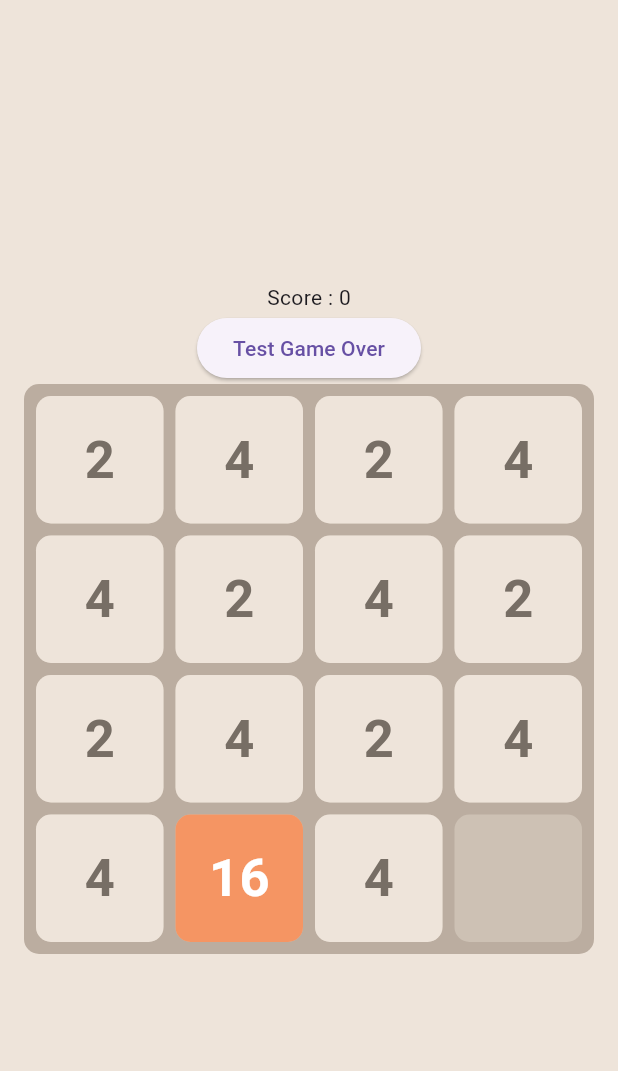
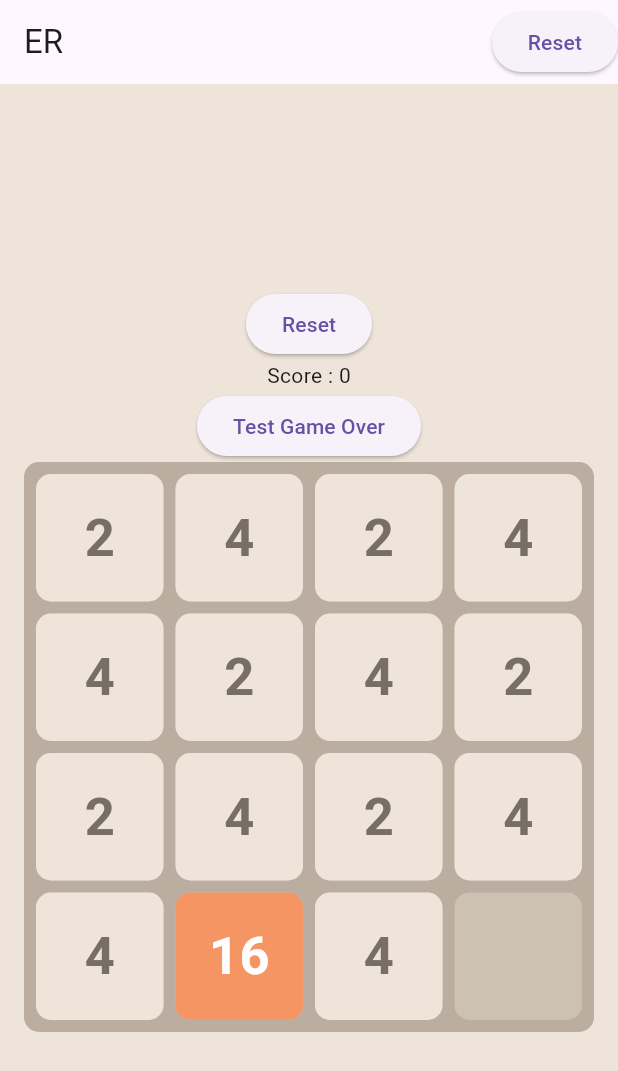
Before and after one commit to louisoliv/twenty-forty-eight, a Flutter app: the screen it shows after launch, after a tap on "Test Game Over", on a phone screen of 412 x 824 dp. Shown: the top 1071 px of the screen. Run offline on Flutter 3.47's test engine with Material 3 defaults, Android fonts, the phone set to English and light mode, and no system bars.

```diff
--- a/lib/main.dart
+++ b/lib/main.dart
@@ -100,12 +100,14 @@ class TwentyFortyEight extends StatefulWidget {
 class TwentyFortyEightState extends State<TwentyFortyEight>
     with SingleTickerProviderStateMixin {
   // Need to add "with TickerProviderStateMixin" to use "this" as a vsync correct field value
+
   late AnimationController controller;
   List<List<Tile>> grid = List.generate(
     4,
     (y) => List.generate(4, (x) => Tile(x, y, 0)),
   );
   List<Tile> toAdd = [];
+  bool _isInitialized = false; // Ajout d'un flag d'initialisation
 
   Iterable<Tile> get flattenedGrid => grid.expand((e) => e);
   Iterable<List<Tile>> get cols =>
@@ -117,6 +119,7 @@ class TwentyFortyEightState extends State<TwentyFortyEight>
   @override
   void initState() {
     super.initState();
+    print("IN INIT STATE !");
     controller = AnimationController(
       vsync: this,
       duration: Duration(milliseconds: 500),
@@ -167,6 +170,7 @@ class TwentyFortyEightState extends State<TwentyFortyEight>
 
   void initGrid() {
     setState(() {
+      print("IN INIT GRID MF");
       score = 0;
       grid = List.generate(4, (y) => List.generate(4, (x) => Tile(x, y, 0)));
 
@@ -194,6 +198,7 @@ class TwentyFortyEightState extends State<TwentyFortyEight>
       // grid[3][3].val = 2;
 
       flattenedGrid.forEach((element) => element.resetAnimation());
+      _isInitialized = true;
     });
   }
 
@@ -219,10 +224,26 @@ class TwentyFortyEightState extends State<TwentyFortyEight>
   }
 
   @override
+  @override
   Widget build(BuildContext context) {
+    // Initialiser la grille au premier build
+    // if (!_isInitialized) {
+    //   WidgetsBinding.instance.addPostFrameCallback((_) {
+    //     initGrid();
+    //   });
+    //   // Retourner un écran de chargement en attendant
+    //   return Scaffold(
+    //     backgroundColor: tan,
+    //     body: Center(child: CircularProgressIndicator()),
+    //   );
+    // }
+    print("in the build");
+
     double gridSize = MediaQuery.of(context).size.width - 16.0 * 2;
     double tileSize = (gridSize - 4.0 * 2) / 4;
     List<Widget> stackItems = [];
+
+    print("before stackItems build");
 
     stackItems.addAll(
       flattenedGrid.map(
@@ -264,7 +285,9 @@ class TwentyFortyEightState extends State<TwentyFortyEight>
                           height: (tileSize - 4.0 * 2) * e.scale.value,
                           decoration: BoxDecoration(
                             borderRadius: BorderRadius.circular(10.0),
-                            color: numTileColor[e.animatedValue.value],
+                            color:
+                                numTileColor[e.animatedValue.value] ??
+                                lightBrown,
                           ),
                           child: Center(
                             child: Text(
@@ -286,15 +309,26 @@ class TwentyFortyEightState extends State<TwentyFortyEight>
     );
 
     return Scaffold(
+      appBar: AppBar(
+        title: Text("ER"),
+        actions: [
+          ElevatedButton(
+            onPressed: () {
+              initGrid();
+            },
+            child: Text("Reset"),
+          ),
+        ],
+      ),
       backgroundColor: tan,
       body: Center(
         child: Column(
           mainAxisAlignment: MainAxisAlignment.center,
           children: [
+            ElevatedButton(onPressed: () => initGrid(), child: Text("Reset")),
             Text('Score : $score'),
             ElevatedButton(
               onPressed: () {
-                // Force game over pour tester
                 if (isGameOver()) {
                   print("SHOWING GAME OVER DIALOG");
                   showDialog(
@@ -334,27 +368,21 @@ class TwentyFortyEightState extends State<TwentyFortyEight>
                 onVerticalDragEnd: (details) {
                   if (details.velocity.pixelsPerSecond.dy < -250 &&
                       canSwipeUp()) {
-                    // swipe up
                     doSwipe(swipeUp);
                   } else if (details.velocity.pixelsPerSecond.dy > 250 &&
                       canSwipeDown()) {
-                    // swipe down
                     doSwipe(swipeDown);
                   }
                 },
-
                 onHorizontalDragEnd: (details) {
                   if (details.velocity.pixelsPerSecond.dx < -1000 &&
                       canSwipeLeft()) {
-                    // swipe left
                     doSwipe(swipeLeft);
                   } else if (details.velocity.pixelsPerSecond.dx > 1000 &&
                       canSwipeRight()) {
-                    // swipe right
                     doSwipe(swipeRight);
                   }
                 },
-
                 child: Stack(children: stackItems),
               ),
             ),
```
Also changed, not shown: 1 other file.
